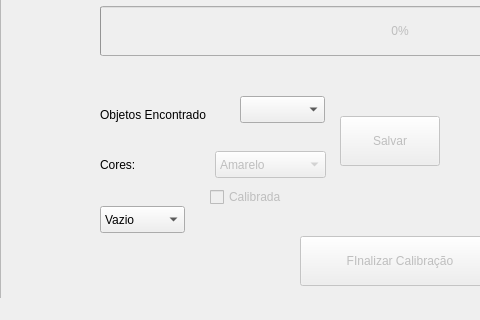
First picture: the form in SCIMM/janelaprincipal.ui, repository schirrel/SCIMM, before the edit; both pictures show x 0 to 480 and y 280 to 600 of the 800 by 600 pixel window.
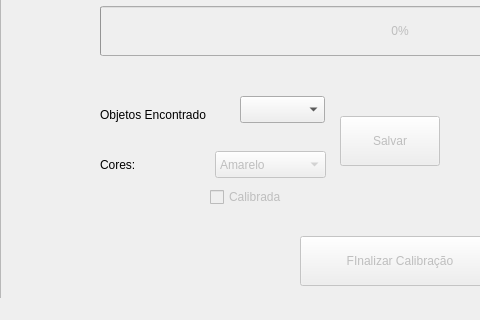
Second picture: the form after the edit. Custom widgets are drawn as their Qt base class.

The edit to the form file:
```diff
--- a/SCIMM/janelaprincipal.ui
+++ b/SCIMM/janelaprincipal.ui
@@ -482,36 +482,6 @@
         <string>Objetos Encontrado</string>
        </property>
       </widget>
-      <widget class="QComboBox" name="CB_CA_OBJETOS">
-       <property name="enabled">
-        <bool>true</bool>
-       </property>
-       <property name="geometry">
-        <rect>
-         <x>100</x>
-         <y>450</y>
-         <width>85</width>
-         <height>27</height>
-        </rect>
-       </property>
-       <property name="acceptDrops">
-        <bool>true</bool>
-       </property>
-       <property name="editable">
-        <bool>false</bool>
-       </property>
-       <property name="currentIndex">
-        <number>0</number>
-       </property>
-       <property name="duplicatesEnabled">
-        <bool>true</bool>
-       </property>
-       <item>
-        <property name="text">
-         <string>Vazio</string>
-        </property>
-       </item>
-      </widget>
       <widget class="QLabel" name="label_9">
        <property name="geometry">
         <rect>
```
